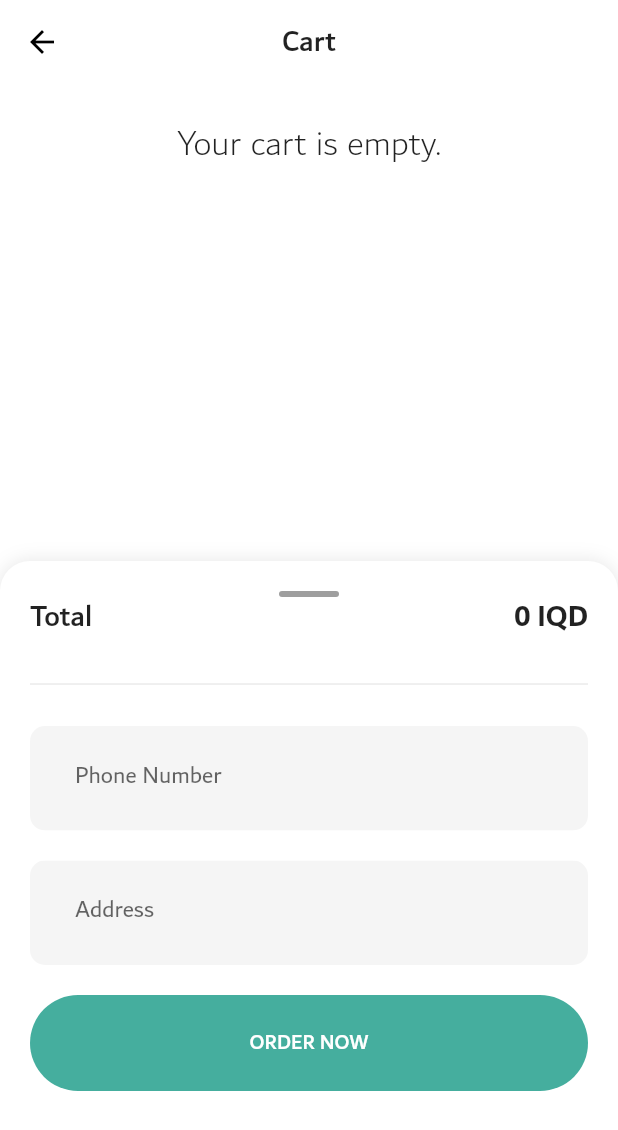
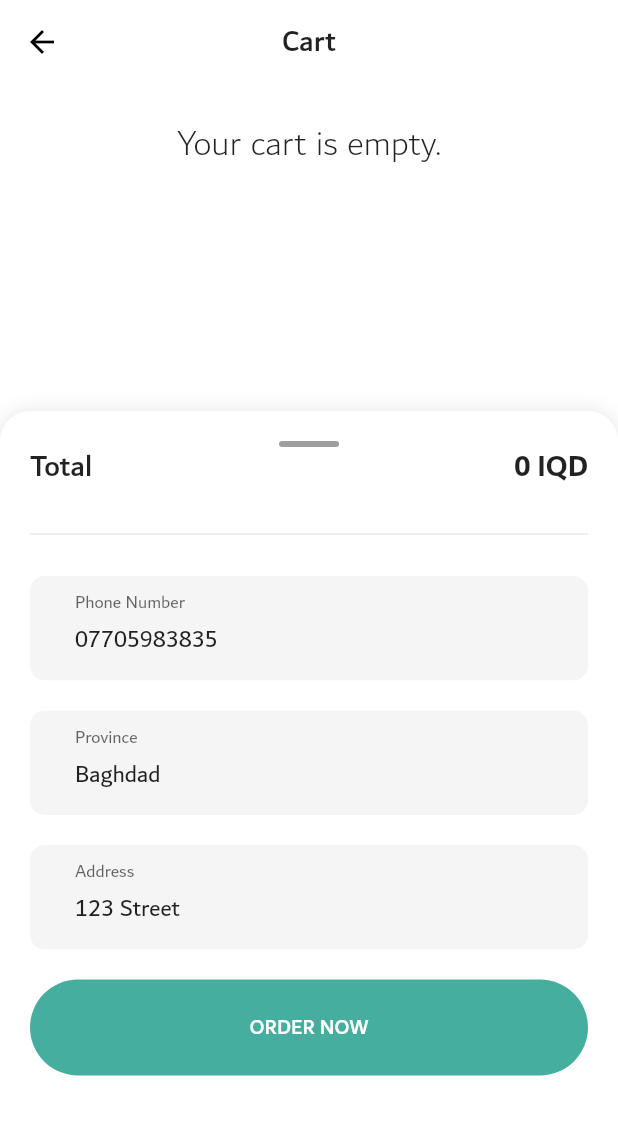
Before and after one commit to msal4/hassah_book_flutter, a Flutter app: the CartPage screen opened by its route, on a phone screen of 412 x 824 dp. Shown: the top 1130 px of the screen. Run offline on Flutter 3.47's test engine with Material 2 defaults, Android fonts, the phone set to English and light mode, and no system bars; our stand-ins replace dio, flutter_hooks, flutter_slidable, flutter_svg, graphql_flutter, hive and 3 more; accounts and stored records are empty; generated files the repository leaves out were written again; network calls fail.

Commit message:
implement base checkout

```diff
--- a/lib/app/pages/cart.dart
+++ b/lib/app/pages/cart.dart
@@ -2,10 +2,12 @@ import 'dart:math';
 
 import 'package:flutter/material.dart';
 import 'package:flutter_slidable/flutter_slidable.dart';
+import 'package:graphql_flutter/graphql_flutter.dart';
 import 'package:hassah_book_flutter/app/models/cart_item.dart';
 import 'package:hassah_book_flutter/app/pages/product_detail.dart';
 import 'package:hassah_book_flutter/app/pages/profile.dart';
 import 'package:hassah_book_flutter/app/widgets/round_container.dart';
+import 'package:hassah_book_flutter/common/api/api.dart';
 import 'package:hassah_book_flutter/common/utils/const.dart';
 import 'package:hassah_book_flutter/common/widgets/product_card.dart';
 import 'package:hassah_book_flutter/common/widgets/unfocus_on_tap.dart';
@@ -13,10 +15,30 @@ import 'package:hive/hive.dart';
 import 'package:hive_flutter/hive_flutter.dart';
 
 const _kBottomSheetMinExtent = 20.0;
-const _kBottomSheetMinHeight = 450.0;
+const _kBottomSheetMinHeight = 550.0;
 
-class CartPage extends StatelessWidget {
+class CartPage extends StatefulWidget {
   static const routeName = "/cart";
+
+  @override
+  _CartPageState createState() => _CartPageState();
+}
+
+class _CartPageState extends State<CartPage> {
+  final _orderMutation = OrderMutation();
+
+  final _phoneController = TextEditingController.fromValue(TextEditingValue(text: "07705983835"));
+  final _provinceController = TextEditingController.fromValue(TextEditingValue(text: "Baghdad"));
+  final _addressController = TextEditingController.fromValue(TextEditingValue(text: "123 Street"));
+
+  @override
+  void dispose() {
+    _phoneController.dispose();
+    _provinceController.dispose();
+    _addressController.dispose();
+
+    super.dispose();
+  }
 
   @override
   Widget build(BuildContext context) {
@@ -246,11 +268,16 @@ class CartPage extends StatelessWidget {
 
     final totalPrice = box.values.fold(0, (acc, item) => acc += item.price * item.quantity);
 
+    final purchases = box.values.map((item) => PurchasePartialInput(product: ObjectIdInput(id: item.id), quantity: item.quantity)).toList();
+
     return DraggableScrollableSheet(
       expand: false,
       initialChildSize: initialSheetHeight,
       minChildSize: minSheetSize,
       builder: (BuildContext context, ScrollController scrollController) {
+        return Mutation(
+          options: MutationOptions(document: _orderMutation.document),
+          builder: (runMutation, result) {
             return Container(
               decoration: BoxDecoration(
                 color: theme.scaffoldBackgroundColor,
@@ -284,6 +311,7 @@ class CartPage extends StatelessWidget {
                       ClipRRect(
                         borderRadius: BorderRadius.circular(kDefaultBorderRadius),
                         child: TextField(
+                          controller: _phoneController,
                           textInputAction: TextInputAction.next,
                           decoration: InputDecoration(
                             contentPadding: const EdgeInsets.symmetric(horizontal: kDefaultPadding * 1.5, vertical: kDefaultPadding / 1.5),
@@ -297,6 +325,20 @@ class CartPage extends StatelessWidget {
                       ClipRRect(
                         borderRadius: BorderRadius.circular(kDefaultBorderRadius),
                         child: TextField(
+                          controller: _provinceController,
+                          decoration: InputDecoration(
+                            contentPadding: const EdgeInsets.symmetric(horizontal: kDefaultPadding * 1.5, vertical: kDefaultPadding / 1.5),
+                            border: InputBorder.none,
+                            labelText: "Province",
+                            filled: true,
+                          ),
+                        ),
+                      ),
+                      SizedBox(height: kDefaultPadding),
+                      ClipRRect(
+                        borderRadius: BorderRadius.circular(kDefaultBorderRadius),
+                        child: TextField(
+                          controller: _addressController,
                           decoration: InputDecoration(
                             contentPadding: const EdgeInsets.symmetric(horizontal: kDefaultPadding * 1.5, vertical: kDefaultPadding / 1.5),
                             border: InputBorder.none,
@@ -307,13 +349,23 @@ class CartPage extends StatelessWidget {
                       ),
                       SizedBox(height: kDefaultPadding),
                       GestureDetector(
-                    onTap: () {
+                        onTap: result.isNotLoading
+                            ? () async {
+                                final input = PlaceOrderInput(phone: _phoneController.text, address: _addressController.text, purchases: purchases);
+                                final result = await runMutation({'data': input}).networkResult;
+                                if (result.hasException) {
+                                  return;
+                                }
+                                if (result.isConcrete) {
+                                  debugPrint(result.data.toString());
                                   Navigator.of(context).pop();
                                   Navigator.of(context).pushNamed(ProfilePage.routeName);
-                    },
+                                }
+                              }
+                            : null,
                         child: RoundContainer(
                           padding: const EdgeInsets.all(kDefaultPadding),
-                      color: theme.accentColor,
+                          color: result.isLoading ? Colors.grey.shade800 : theme.accentColor,
                           borderRadius: BorderRadius.circular(9999),
                           child: Text(
                             "ORDER NOW",
@@ -343,5 +395,7 @@ class CartPage extends StatelessWidget {
             );
           },
         );
+      },
+    );
   }
 }
```
Also changed, not shown: 1 other file. Lines whose indentation alone changed are shown as unchanged.
